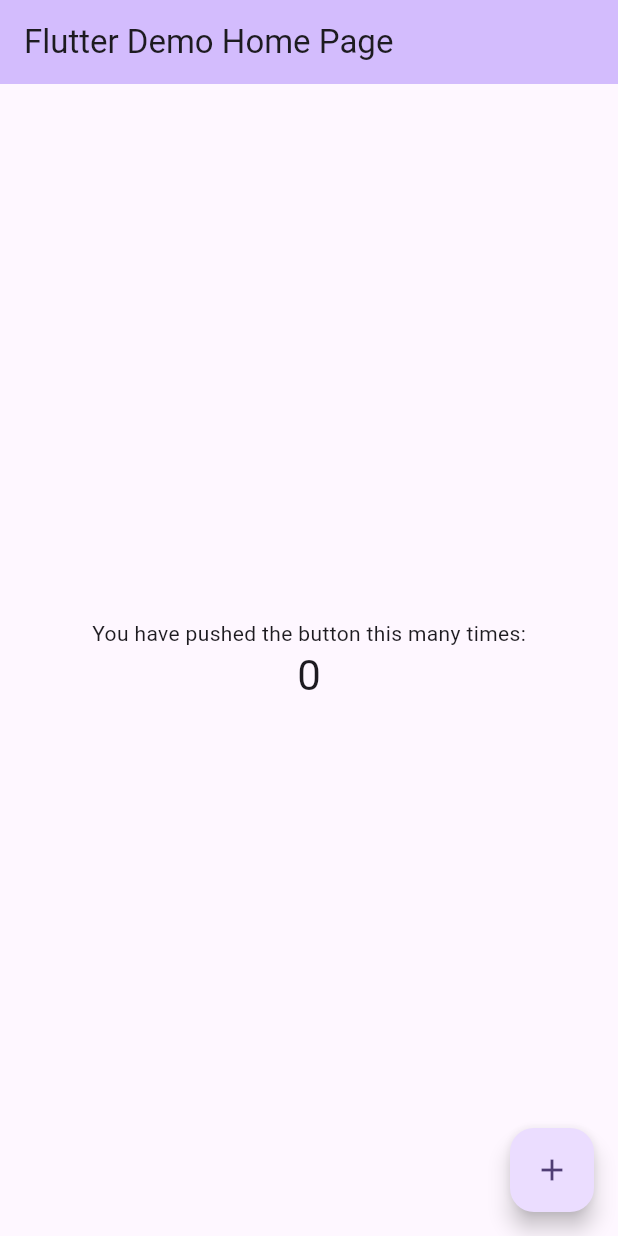
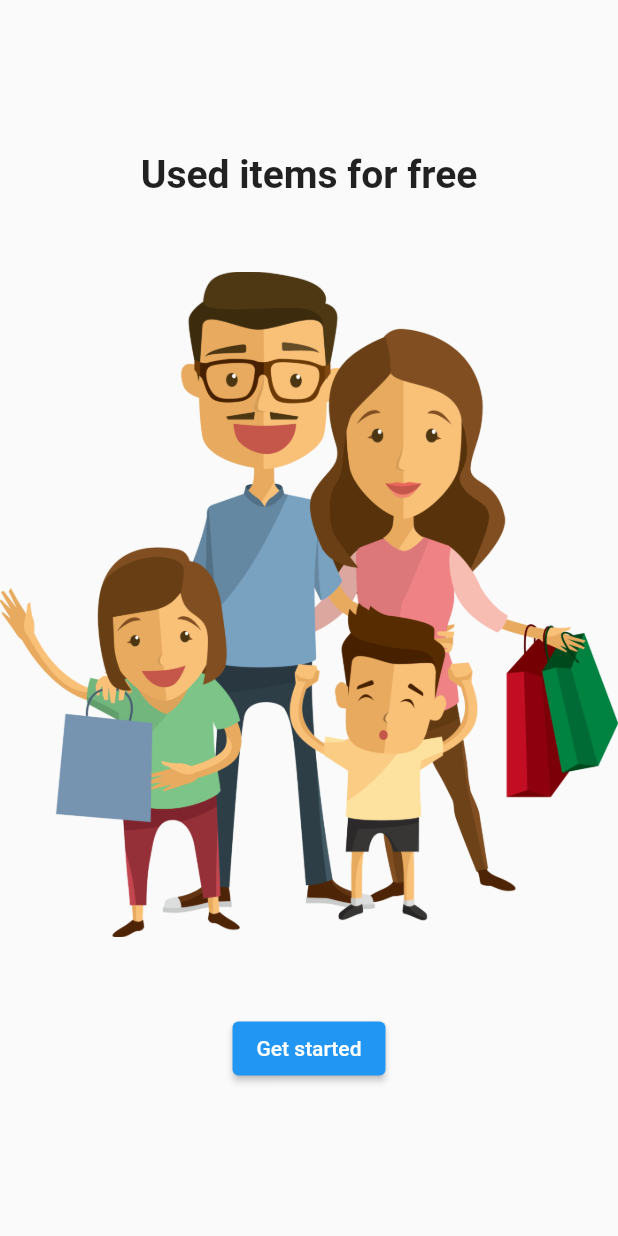
Before and after one commit to Temur112/giwe_away, a Flutter app: the screen it shows after launch, on a phone screen of 412 x 824 dp. Run offline on Flutter 3.47's test engine with Material 2 defaults, Android fonts, the light colour scheme and no system bars.

Commit message:
Commit 05.12.2023

```diff
--- /dev/null
+++ b/lib/Screens/starting_scene.dart
@@ -0,0 +1,47 @@
+import 'package:flutter/material.dart';
+
+class IntroScreen extends StatelessWidget {
+  final String screenTitle;
+  final String buttonTitle;
+  final String imagePath;
+  final String nextRoute;
+
+  const IntroScreen(
+    this.screenTitle,
+    this.imagePath,
+    this.buttonTitle,
+    this.nextRoute, {
+    super.key,
+  });
+  @override
+  Widget build(BuildContext context) {
+    return Scaffold(
+      body: Center(
+          child: Column(
+        mainAxisAlignment: MainAxisAlignment.center,
+        children: [
+          Text(
+            screenTitle,
+            style: const TextStyle(
+              fontSize: 26,
+              fontWeight: FontWeight.w600,
+            ),
+          ),
+          const SizedBox(
+            height: 50,
+          ),
+          Image.asset(imagePath),
+          const SizedBox(
+            height: 50,
+          ),
+          ElevatedButton(
+            onPressed: () {
+              Navigator.pushNamed(context, nextRoute);
+            },
+            child: Text(buttonTitle),
+          ),
+        ],
+      )),
+    );
+  }
+}
--- a/lib/main.dart
+++ b/lib/main.dart
@@ -1,4 +1,6 @@
 import 'package:flutter/material.dart';
+import 'Screens/starting_scene.dart';
+import 'Screens/register_screen.dart';
 
 void main() {
   runApp(const MyApp());
@@ -6,120 +8,17 @@ void main() {
 
 class MyApp extends StatelessWidget {
   const MyApp({super.key});
-
-  // This widget is the root of your application.
   @override
   Widget build(BuildContext context) {
     return MaterialApp(
-      title: 'Flutter Demo',
-      theme: ThemeData(
-        // This is the theme of your application.
-        //
-        // TRY THIS: Try running your application with "flutter run". You'll see
-        // the application has a blue toolbar. Then, without quitting the app,
-        // try changing the seedColor in the colorScheme below to Colors.green
-        // and then invoke "hot reload" (save your changes or press the "hot
-        // reload" button in a Flutter-supported IDE, or press "r" if you used
-        // the command line to start the app).
-        //
-        // Notice that the counter didn't reset back to zero; the application
-        // state is not lost during the reload. To reset the state, use hot
-        // restart instead.
-        //
-        // This works for code too, not just values: Most code changes can be
-        // tested with just a hot reload.
-        colorScheme: ColorScheme.fromSeed(seedColor: Colors.deepPurple),
-        useMaterial3: true,
-      ),
-      home: const MyHomePage(title: 'Flutter Demo Home Page'),
+      initialRoute: "/",
+      routes: {
+        '/': (context) => const IntroScreen("Used items for free",
+            "assets/images/people.png", "Get started", "/intro_2"),
+        '/intro_2': (context) => const IntroScreen("Take instead of purchasing",
+            "assets/images/people.png", "Go registration", "/register"),
+        '/register': (context) => const RegisterScreen(),
+      },
     );
   }
 }
-
-class MyHomePage extends StatefulWidget {
-  const MyHomePage({super.key, required this.title});
-
-  // This widget is the home page of your application. It is stateful, meaning
-  // that it has a State object (defined below) that contains fields that affect
-  // how it looks.
-
-  // This class is the configuration for the state. It holds the values (in this
-  // case the title) provided by the parent (in this case the App widget) and
-  // used by the build method of the State. Fields in a Widget subclass are
-  // always marked "final".
-
-  final String title;
-
-  @override
-  State<MyHomePage> createState() => _MyHomePageState();
-}
-
-class _MyHomePageState extends State<MyHomePage> {
-  int _counter = 0;
-
-  void _incrementCounter() {
-    setState(() {
-      // This call to setState tells the Flutter framework that something has
-      // changed in this State, which causes it to rerun the build method below
-      // so that the display can reflect the updated values. If we changed
-      // _counter without calling setState(), then the build method would not be
-      // called again, and so nothing would appear to happen.
-      _counter++;
-    });
-  }
-
-  @override
-  Widget build(BuildContext context) {
-    // This method is rerun every time setState is called, for instance as done
-    // by the _incrementCounter method above.
-    //
-    // The Flutter framework has been optimized to make rerunning build methods
-    // fast, so that you can just rebuild anything that needs updating rather
-    // than having to individually change instances of widgets.
-    return Scaffold(
-      appBar: AppBar(
-        // TRY THIS: Try changing the color here to a specific color (to
-        // Colors.amber, perhaps?) and trigger a hot reload to see the AppBar
-        // change color while the other colors stay the same.
-        backgroundColor: Theme.of(context).colorScheme.inversePrimary,
-        // Here we take the value from the MyHomePage object that was created by
-        // the App.build method, and use it to set our appbar title.
-        title: Text(widget.title),
-      ),
-      body: Center(
-        // Center is a layout widget. It takes a single child and positions it
-        // in the middle of the parent.
-        child: Column(
-          // Column is also a layout widget. It takes a list of children and
-          // arranges them vertically. By default, it sizes itself to fit its
-          // children horizontally, and tries to be as tall as its parent.
-          //
-          // Column has various properties to control how it sizes itself and
-          // how it positions its children. Here we use mainAxisAlignment to
-          // center the children vertically; the main axis here is the vertical
-          // axis because Columns are vertical (the cross axis would be
-          // horizontal).
-          //
-          // TRY THIS: Invoke "debug painting" (choose the "Toggle Debug Paint"
-          // action in the IDE, or press "p" in the console), to see the
-          // wireframe for each widget.
-          mainAxisAlignment: MainAxisAlignment.center,
-          children: <Widget>[
-            const Text(
-              'You have pushed the button this many times:',
-            ),
-            Text(
-              '$_counter',
-              style: Theme.of(context).textTheme.headlineMedium,
-            ),
-          ],
-        ),
-      ),
-      floatingActionButton: FloatingActionButton(
-        onPressed: _incrementCounter,
-        tooltip: 'Increment',
-        child: const Icon(Icons.add),
-      ), // This trailing comma makes auto-formatting nicer for build methods.
-    );
-  }
-}
```
Also changed, not shown: lib/Screens/register_screen.dart (added, +52 -0 lines), lib/Widgets/main_widets.dart (added, +36 -0 lines), pubspec.yaml (+4 -3 lines), assets/images/people.png (added), pubspec.lock.
